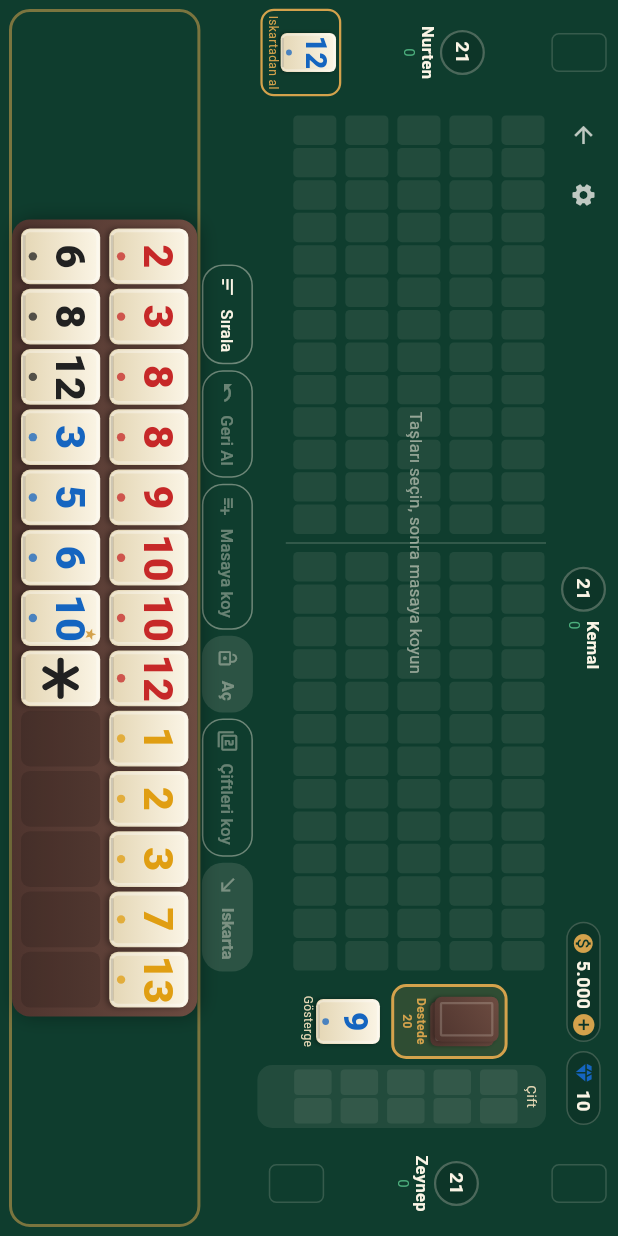
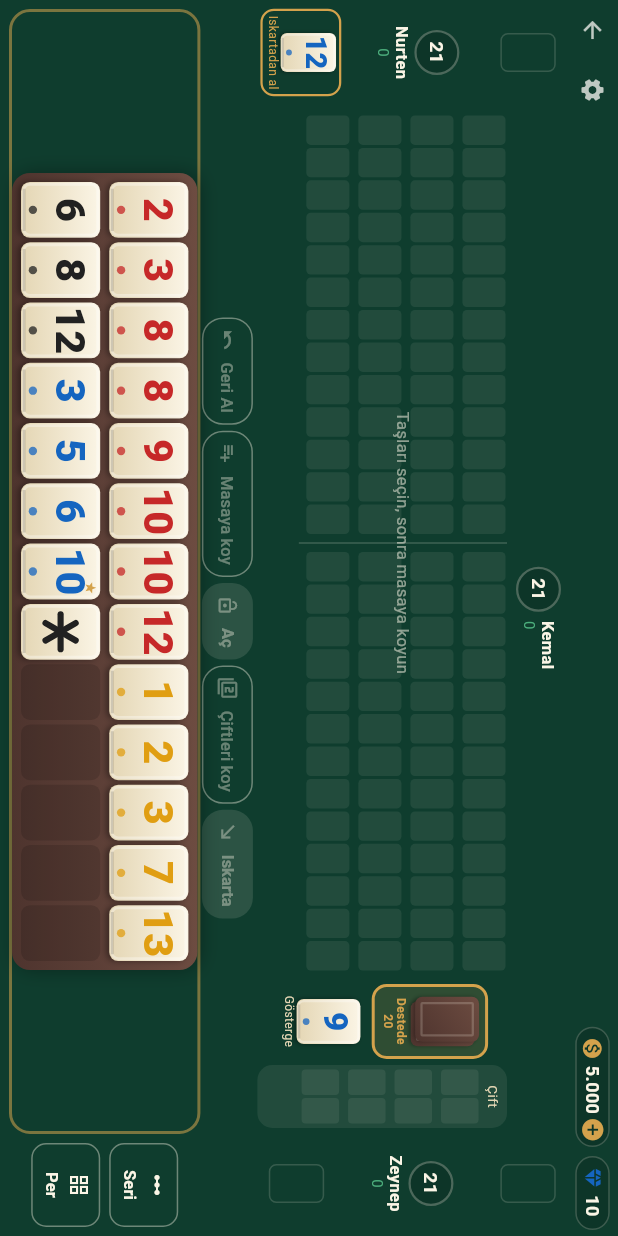
Before and after one commit to tgteknikcrm/okey101, a Flutter app: the screen it shows after launch, after a tap on "Yeni Oyun", on a phone screen of 412 x 824 dp. Run offline on Flutter 3.47's test engine with Material 3 defaults, Android fonts, the phone set to English and light mode, and no system bars; our stand-ins replace flutter_riverpod, freezed_annotation, shared_preferences; missing offline and left inert: dart:js_interop; generated files the repository leaves out were written again.

Commit message:
Lift the header above the seats, and put Seri and Per beside the rack
The header was sharing a line with the seat opposite. It is its own row now,
across the very top, above the rails: back and settings on the left, the purse
on the right. The strip below it carries nothing but that seat's circle,
centred.

It costs the board a row, so both are as short as they can be - 34 for the
header and 38 for the seat - and between them they take 72 where the shared
strip took 46.

Sorting moved out of the action row and became two buttons down the right-hand
side of the rack: Seri on top for runs, Per underneath for sets. It is the
control a player reaches for most, it only ever rearranges the rack, and it
belongs beside the tiles it sorts rather than among the moves. The Sirala
button and the sheet it opened are gone - two taps became one, and the sheet
was the only modal in the middle of a hand.

Fixed heights in that column rather than Expanded: the rack sizes itself from
its own constraints, so stretching the row to match would ask the column for
an infinite height, which is exactly what it did the first time.

273 tests. The sort test now taps Seri and Per and checks the two orders
differ and that no tile is lost; the reachable-buttons test dropped Sirala from
its list; and the rack-out-of-turn test asks both new buttons whether they are
live, since arranging is not a move.

Verified in Chrome at 844x390: the header sits above the seat row, and Per
regrouped the rack by number.

Co-Authored-By: Claude Opus 5 (1M context) <noreply@anthropic.com>

```diff
--- a/lib/features/game/game_screen.dart
+++ b/lib/features/game/game_screen.dart
@@ -102,7 +102,6 @@ class _GameScreenState extends ConsumerState<GameScreen> {
                   session: session,
                   compactOpponents: compactOpponents,
                   focusedMeldId: _focusedMeldId,
-                  onSort: _showSortMenu,
                   onTapMeld: _handleMeldTap,
                   onTapMeldTile: _handleMeldTileTap,
                   onCommitLayout: _commitLayout,
@@ -187,37 +186,6 @@ class _GameScreenState extends ConsumerState<GameScreen> {
         .read(gameControllerProvider.notifier)
         .replaceJoker(meldId, index, session.selection.single);
   }
-
-  Future<void> _showSortMenu() async {
-    final l10n = AppLocalizations.of(context);
-    final controller = ref.read(gameControllerProvider.notifier);
-    final choice = await showModalBottomSheet<int>(
-      context: context,
-      backgroundColor: OkeyPalette.felt,
-      // A landscape phone is 390 tall and the default sheet is capped at 9/16
-      // of that, which is not enough for two list tiles plus the safe area.
-      isScrollControlled: true,
-      builder: (context) => SafeArea(
-        child: Column(
-          mainAxisSize: MainAxisSize.min,
-          children: [
-            ListTile(
-              leading: const Icon(Icons.linear_scale),
-              title: Text(l10n.gameSortRuns),
-              onTap: () => Navigator.of(context).pop(0),
-            ),
-            ListTile(
-              leading: const Icon(Icons.grid_view),
-              title: Text(l10n.gameSortSets),
-              onTap: () => Navigator.of(context).pop(1),
-            ),
-          ],
-        ),
-      ),
-    );
-    if (choice == 0) controller.sortForRuns();
-    if (choice == 1) controller.sortForSets();
-  }
 }
 
 /// Where a dragged tile is being pulled from.
@@ -243,7 +211,6 @@ class _Board extends ConsumerWidget {
     required this.session,
     required this.compactOpponents,
     required this.focusedMeldId,
-    required this.onSort,
     required this.onTapMeld,
     required this.onTapMeldTile,
     required this.onCommitLayout,
@@ -254,7 +221,6 @@ class _Board extends ConsumerWidget {
   final GameSession session;
   final bool compactOpponents;
   final int? focusedMeldId;
-  final VoidCallback onSort;
   final ValueChanged<int> onTapMeld;
   final void Function(int meldId, int index) onTapMeldTile;
   final void Function(GameSession session, List<int?> slots) onCommitLayout;
@@ -274,6 +240,10 @@ class _Board extends ConsumerWidget {
 
   /// Share of the height the rack may take. The rest is the table.
   static const double rackHeightShare = 0.30;
+
+  /// The Seri / Per column beside the rack.
+  static const double sortColumnWidth = 62;
+  static const double sortButtonHeight = 46;
 
   @override
   Widget build(BuildContext context, WidgetRef ref) {
@@ -329,6 +299,7 @@ class _Board extends ConsumerWidget {
 
     return Column(
       children: [
+        _GameHeader(session: session),
         Expanded(
           child: Row(
             crossAxisAlignment: CrossAxisAlignment.stretch,
@@ -407,7 +378,7 @@ class _Board extends ConsumerWidget {
             ],
           ),
         ),
-        _ActionBar(session: session, onSort: onSort, dense: true),
+        _ActionBar(session: session, dense: true),
         rack,
       ],
     );
@@ -457,13 +428,70 @@ class _Board extends ConsumerWidget {
           ),
         ),
         _HudBar(session: session),
-        _ActionBar(session: session, onSort: onSort),
+        _ActionBar(session: session),
         rack,
       ],
     );
   }
 
   Widget _rack(
+    BuildContext context,
+    WidgetRef ref, {
+    required double maxHeight,
+  }) {
+    final l10n = AppLocalizations.of(context);
+    final controller = ref.read(gameControllerProvider.notifier);
+
+    // Sorting sits beside the tiles it sorts rather than in the action row: it
+    // arranges the rack and nothing else, and it is reached far more often
+    // than any of the moves.
+    return Row(
+      children: [
+        Expanded(child: _rackBoard(context, ref, maxHeight: maxHeight)),
+        SizedBox(
+          width: sortColumnWidth,
+          // Fixed heights, not Expanded: the rack sizes itself from its own
+          // constraints, so stretching the row to match would ask this column
+          // for an infinite height.
+          child: Padding(
+            padding: const EdgeInsets.fromLTRB(0, 0, 6, 6),
+            child: Column(
+              mainAxisAlignment: MainAxisAlignment.center,
+              crossAxisAlignment: CrossAxisAlignment.stretch,
+              mainAxisSize: MainAxisSize.min,
+              children: [
+                SizedBox(
+                  height: sortButtonHeight,
+                  child: _SortButton(
+                    icon: Icons.linear_scale,
+                    label: l10n.gameSortRunsShort,
+                    onPressed: () {
+                      ref.read(feedbackProvider).light();
+                      controller.sortForRuns();
+                    },
+                  ),
+                ),
+                const SizedBox(height: 6),
+                SizedBox(
+                  height: sortButtonHeight,
+                  child: _SortButton(
+                    icon: Icons.grid_view,
+                    label: l10n.gameSortSetsShort,
+                    onPressed: () {
+                      ref.read(feedbackProvider).light();
+                      controller.sortForSets();
+                    },
+                  ),
+                ),
+              ],
+            ),
+          ),
+        ),
+      ],
+    );
+  }
+
+  Widget _rackBoard(
     BuildContext context,
     WidgetRef ref, {
     required double maxHeight,
@@ -831,46 +859,96 @@ class _DraggableSource extends StatelessWidget {
   }
 }
 
-/// The top edge, doubling as the game's header: the way out and the settings
-/// on the left, the seat across the table centred, and the purse on the right.
+/// The header, across the very top of the screen: the way out and the settings
+/// on the left, the purse on the right.
 ///
-/// It is one strip, not a header stacked on top of one. A landscape phone has
-/// 390 pixels of height and the rack and the actions already claim two fifths
-/// of it; a second row across the top would come straight out of the board.
-class _TopStrip extends ConsumerWidget {
-  const _TopStrip({required this.session, required this.seat});
+/// Its own row, above everything - above the seat rails, not level with the
+/// seat opposite. It costs the board a row, which is why it is as short as an
+/// icon button allows.
+class _GameHeader extends StatelessWidget {
+  const _GameHeader({required this.session});
 
   final GameSession session;
-  final int seat;
-
-  static const double height = 46;
-
-  @override
-  Widget build(BuildContext context, WidgetRef ref) {
-    final game = session.state;
-
+
+  static const double height = 34;
+
+  @override
+  Widget build(BuildContext context) {
     return SizedBox(
       height: height,
       child: Row(
         children: [
-          // Two equal flexible cells either side, so the seat opposite sits
-          // dead centre of the table however wide the corners grow.
-          Expanded(
-            child: Row(
-              children: [
           _BackButton(session: session, dense: true),
           const _SettingsButton(),
-              ],
-            ),
-          ),
-          SeatChip(
+          const Spacer(),
+          const _Purse(),
+        ],
+      ),
+    );
+  }
+}
+
+/// The top edge of the table: the seat across from the player, centred.
+class _TopStrip extends StatelessWidget {
+  const _TopStrip({required this.session, required this.seat});
+
+  final GameSession session;
+  final int seat;
+
+  static const double height = 38;
+
+  @override
+  Widget build(BuildContext context) {
+    final game = session.state;
+    return SizedBox(
+      height: height,
+      child: Center(
+        child: SeatChip(
           player: game.players[seat],
           isCurrent: game.currentSeat == seat && !game.isHandOver,
           thinking: session.botThinking,
           axis: Axis.horizontal,
         ),
-          const Expanded(
-            child: Align(alignment: Alignment.centerRight, child: _Purse()),
+      ),
+    );
+  }
+}
+
+/// One of the two buttons beside the rack: Seri for runs, Per for sets.
+class _SortButton extends StatelessWidget {
+  const _SortButton({
+    required this.icon,
+    required this.label,
+    required this.onPressed,
+  });
+
+  final IconData icon;
+  final String label;
+  final VoidCallback onPressed;
+
+  @override
+  Widget build(BuildContext context) {
+    return OutlinedButton(
+      onPressed: onPressed,
+      style: OutlinedButton.styleFrom(
+        padding: EdgeInsets.zero,
+        minimumSize: Size.zero,
+        tapTargetSize: MaterialTapTargetSize.shrinkWrap,
+        shape: RoundedRectangleBorder(
+          borderRadius: BorderRadius.circular(10),
+        ),
+      ),
+      child: Column(
+        mainAxisAlignment: MainAxisAlignment.center,
+        mainAxisSize: MainAxisSize.min,
+        children: [
+          Icon(icon, size: 16),
+          const SizedBox(height: 2),
+          Text(
+            label,
+            maxLines: 1,
+            overflow: TextOverflow.ellipsis,
+            style: const TextStyle(fontSize: 11, fontWeight: FontWeight.w600),
           ),
         ],
       ),
@@ -1535,14 +1613,9 @@ class _HudBar extends ConsumerWidget {
 }
 
 class _ActionBar extends ConsumerWidget {
-  const _ActionBar({
-    required this.session,
-    required this.onSort,
-    this.dense = false,
-  });
+  const _ActionBar({required this.session, this.dense = false});
 
   final GameSession session;
-  final VoidCallback onSort;
 
   /// Landscape shows the same row, shorter. The actions sit directly above the
   /// rack in both shapes: they act on the tiles in it, so they belong beside
@@ -1580,15 +1653,6 @@ class _ActionBar extends ConsumerWidget {
                 ..clearSelection();
             }
           : null,
-    );
-    final sort = _Action(
-      icon: Icons.sort,
-      label: l10n.gameSort,
-      dense: dense,
-      // Sorting only rearranges the rack, so it is available whoever's turn it
-      // is - tidying the tiles while the bots play is most of what a player
-      // does with the waiting.
-      onPressed: onSort,
     );
     final undo = _Action(
       icon: Icons.undo,
@@ -1638,7 +1702,6 @@ class _ActionBar extends ConsumerWidget {
         alignment: WrapAlignment.center,
         runSpacing: dense ? 2 : 4,
         children: [
-          sort,
           undo,
           if (showWork) work,
           layMeld,
--- a/lib/l10n/arb/app_en.arb
+++ b/lib/l10n/arb/app_en.arb
@@ -61,6 +61,8 @@
   "gameSort": "Sort",
   "gameSortRuns": "By runs",
   "gameSortSets": "By sets",
+  "gameSortRunsShort": "Runs",
+  "gameSortSetsShort": "Sets",
   "gameOpenAction": "Open",
   "gameLayMeld": "Lay meld",
   "gameLayPairs": "Lay pairs",
--- a/lib/l10n/arb/app_tr.arb
+++ b/lib/l10n/arb/app_tr.arb
@@ -61,6 +61,8 @@
   "gameSort": "Sırala",
   "gameSortRuns": "Seriye göre",
   "gameSortSets": "Pere göre",
+  "gameSortRunsShort": "Seri",
+  "gameSortSetsShort": "Per",
   "gameOpenAction": "Aç",
   "gameLayMeld": "Masaya koy",
   "gameLayPairs": "Çiftleri koy",
```
Also changed, not shown: 1 other file. Lines whose indentation alone changed are shown as unchanged.
